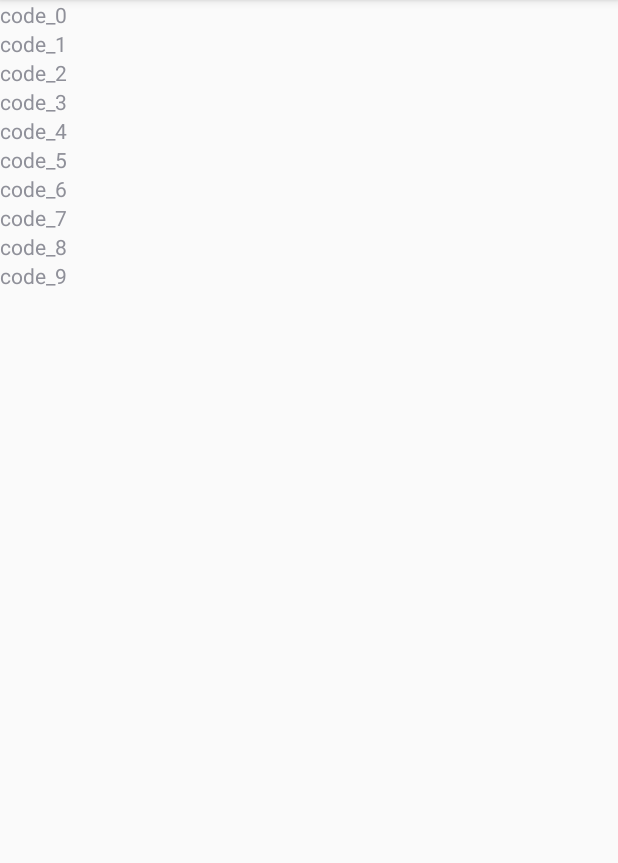
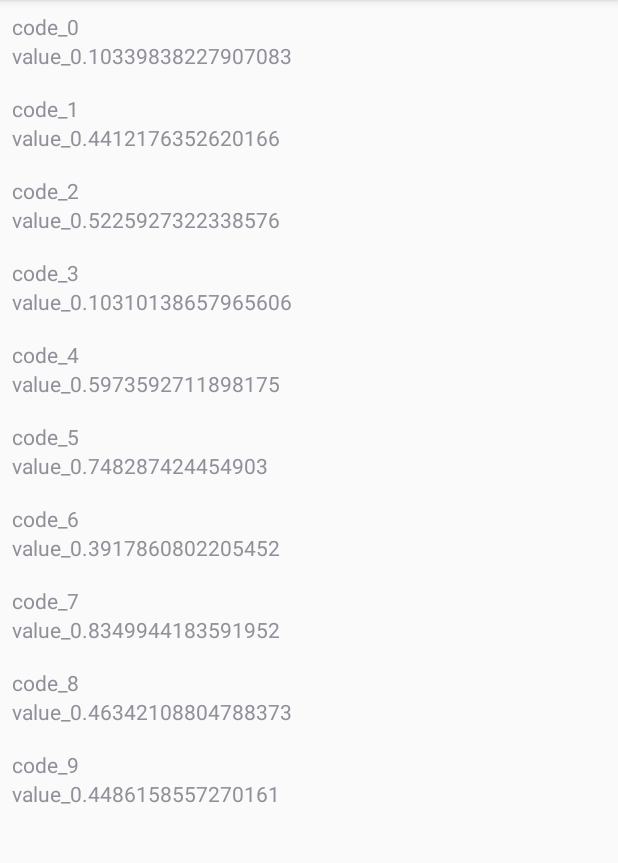
Before and after one commit to bubinimara/Rates, an Android app: the screen it shows after launch (MainActivity), on a phone screen of 412 x 824 dp, the part 84-947 px from its top. Run offline under Robolectric (Android 15) with nearby library versions, the phone set to English and light mode, and no system bars; our stand-ins replace ButterKnife.

```diff
--- a/app/src/main/java/com/github/bubinimara/rates/app/RatesAdapter.java
+++ b/app/src/main/java/com/github/bubinimara/rates/app/RatesAdapter.java
@@ -53,11 +53,15 @@ public class RatesAdapter extends RecyclerView.Adapter<RatesAdapter.Holder> {
     public void updateRates(@NonNull List<RateModel> rateModels) {
         rates.clear();
         rates.addAll(rateModels);
+        notifyDataSetChanged();
     }
 
     public static class Holder extends RecyclerView.ViewHolder {
         @BindView(R.id.tv_code)
         TextView code;
+
+        @BindView(R.id.tv_value)
+        TextView value;
 
         public Holder(@NonNull View itemView) {
             super(itemView);
@@ -66,6 +70,7 @@ public class RatesAdapter extends RecyclerView.Adapter<RatesAdapter.Holder> {
 
         void set(RateModel rate){
             code.setText(rate.getCode());
+            value.setText(rate.getValue());
         }
     }
 }
--- a/app/src/main/java/com/github/bubinimara/rates/app/RatesViewModel.java
+++ b/app/src/main/java/com/github/bubinimara/rates/app/RatesViewModel.java
@@ -1,4 +1,6 @@
 package com.github.bubinimara.rates.app;
+
+import android.util.Log;
 
 import androidx.lifecycle.LiveData;
 import androidx.lifecycle.MutableLiveData;
@@ -6,21 +8,38 @@ import androidx.lifecycle.ViewModel;
 
 import java.util.ArrayList;
 import java.util.List;
+import java.util.Timer;
+import java.util.TimerTask;
 
 public class RatesViewModel extends ViewModel {
+
     private LiveData<List<RateModel>> ratesLiveData;
+
 
     public RatesViewModel() {
         ratesLiveData = getLiveData();
     }
 
+    // this will be replaced with "domain task"
     private LiveData<List<RateModel>> getLiveData() {
+        final String TIMER_TASK_NAME = "RateUpdateScheduleTask";
+        final long ONE_SECOND = 1000;
+
+
+        Timer timerToUpdateRate = new Timer();
         MutableLiveData<List<RateModel>> liveData = new MutableLiveData<>();
-        List<RateModel> rates = new ArrayList<>();
-        for (int i = 0; i < 10; i++) {
-            rates.add(new RateModel("code_"+i,"desc_"+i,"value_"+i,null));
-        }
-        liveData.postValue(rates);
+        timerToUpdateRate.scheduleAtFixedRate(new TimerTask() {
+            @Override
+            public void run() {
+                Log.d(TIMER_TASK_NAME, "run: ");
+                List<RateModel> rates = new ArrayList<>();
+                for (int i = 0; i < 10; i++) {
+                    double random = Math.random();
+                    rates.add(new RateModel("code_"+i,"desc_"+i,"value_"+ random,null));
+                }
+                liveData.postValue(rates);
+            }
+        }, ONE_SECOND,ONE_SECOND);
         return liveData;
     }
 
--- a/app/src/main/res/layout/rates_list_item.xml
+++ b/app/src/main/res/layout/rates_list_item.xml
@@ -1,10 +1,16 @@
 <?xml version="1.0" encoding="utf-8"?>
 <LinearLayout xmlns:android="http://schemas.android.com/apk/res/android"
     android:orientation="vertical" android:layout_width="match_parent"
-    android:layout_height="wrap_content">
+    android:layout_height="wrap_content"
+    android:padding="8dp">
 
     <TextView
         android:id="@+id/tv_code"
         android:layout_width="match_parent"
         android:layout_height="wrap_content"/>
+    <TextView
+        android:id="@+id/tv_value"
+        android:layout_width="match_parent"
+        android:layout_height="wrap_content"/>
+
 </LinearLayout>
```
